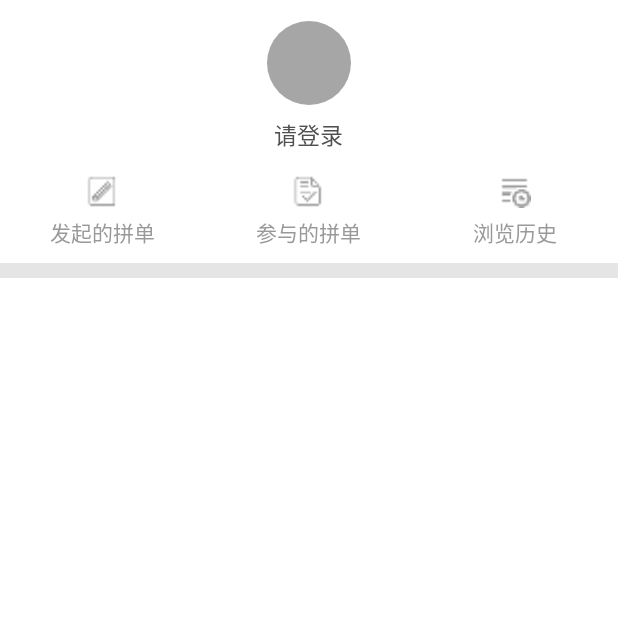
After one commit to yangyouqian/HaiTaoShopping, an Android app: the fragment PersonalFragment shown on its own in the app's theme, on a phone screen of 412 x 824 dp, the top half of it. The commit adds this screen. Run offline under Robolectric (Android 15) with nearby library versions, the light colour scheme and no system bars.

Commit message:
添加fragment

```diff
--- a/app/src/main/java/com/bishe/yhviews/haitaoshopping/home/HomeFragment.java
+++ b/app/src/main/java/com/bishe/yhviews/haitaoshopping/home/HomeFragment.java
@@ -14,9 +14,6 @@ import android.widget.TextView;
 import com.bishe.yhviews.haitaoshopping.R;
 import com.bishe.yhviews.haitaoshopping.component.banner.BannerView;
 import com.bumptech.glide.Glide;
-import com.bumptech.glide.load.resource.drawable.GlideDrawable;
-import com.bumptech.glide.request.animation.GlideAnimation;
-import com.bumptech.glide.request.target.SimpleTarget;
 
 import java.util.ArrayList;
 
--- /dev/null
+++ b/app/src/main/java/com/bishe/yhviews/haitaoshopping/personal/PersonalFragment.java
@@ -0,0 +1,50 @@
+package com.bishe.yhviews.haitaoshopping.personal;
+
+import android.os.Bundle;
+import android.support.annotation.NonNull;
+import android.support.annotation.Nullable;
+import android.support.v4.app.Fragment;
+import android.view.LayoutInflater;
+import android.view.View;
+import android.view.ViewGroup;
+import android.widget.ImageView;
+import android.widget.RelativeLayout;
+import android.widget.TextView;
+
+import com.bishe.yhviews.haitaoshopping.R;
+
+/**
+ * Created by yhviews on 2019/3/1.
+ */
+
+public class PersonalFragment extends Fragment implements View.OnClickListener {
+
+    private RelativeLayout rlUserInfo;
+    private ImageView ivUserAvatar;
+    private TextView tvUserName;
+    private TextView tvExitLogin;
+
+    @Nullable
+    @Override
+    public View onCreateView(@NonNull LayoutInflater inflater, @Nullable ViewGroup container, @Nullable Bundle savedInstanceState) {
+        View view = inflater.inflate(R.layout.fragment_personal, container, false);
+        rlUserInfo = view.findViewById(R.id.rl_user_info);
+        ivUserAvatar = view.findViewById(R.id.iv_user_avatar);
+        tvUserName = view.findViewById(R.id.tv_user_name);
+        tvExitLogin = view.findViewById(R.id.tv_exit_login);
+
+        rlUserInfo.setOnClickListener(this);
+        tvExitLogin.setOnClickListener(this);
+        return view;
+    }
+
+    @Override
+    public void onClick(View view) {
+        int id = view.getId();
+        if (id == R.id.rl_user_info) {
+
+        } else if (id == R.id.tv_exit_login) {
+
+        }
+    }
+}
--- a/app/src/main/res/layout/activity_main.xml
+++ b/app/src/main/res/layout/activity_main.xml
@@ -16,6 +16,7 @@
         android:layout_alignParentBottom="true"
         app:tabRippleColor="@android:color/transparent"
         app:tabIndicatorHeight="0dp"
+        app:tabSelectedTextColor="@color/tab_text_normal"
         app:tabBackground="@android:color/transparent"
         app:tabMode="fixed"/>
 
--- a/app/src/main/res/layout/fragment_home.xml
+++ b/app/src/main/res/layout/fragment_home.xml
@@ -27,4 +27,9 @@
         android:layout_width="match_parent"
         android:layout_height="150dp" />
 
+    <ListView
+        android:id="@+id/list_view"
+        android:layout_width="match_parent"
+        android:layout_height="wrap_content" />
+
 </LinearLayout>
--- /dev/null
+++ b/app/src/main/res/layout/fragment_message.xml
@@ -0,0 +1,6 @@
+<?xml version="1.0" encoding="utf-8"?>
+<android.support.constraint.ConstraintLayout
+    xmlns:android="http://schemas.android.com/apk/res/android" android:layout_width="match_parent"
+    android:layout_height="match_parent">
+
+</android.support.constraint.ConstraintLayout>
--- /dev/null
+++ b/app/src/main/res/layout/fragment_personal.xml
@@ -0,0 +1,111 @@
+<?xml version="1.0" encoding="utf-8"?>
+<LinearLayout
+    xmlns:android="http://schemas.android.com/apk/res/android" android:layout_width="match_parent"
+    android:layout_height="match_parent"
+    android:orientation="vertical"
+    android:background="@color/white">
+
+    <RelativeLayout
+        android:id="@+id/rl_user_info"
+        android:layout_width="match_parent"
+        android:layout_height="wrap_content"
+        android:layout_marginTop="14dp">
+
+        <ImageView
+            android:id="@+id/iv_user_avatar"
+            android:layout_width="56dp"
+            android:layout_height="56dp"
+            android:layout_centerHorizontal="true"
+            android:background="@drawable/home_add_btn_bg"/>
+
+        <TextView
+            android:id="@+id/tv_exit_login"
+            android:layout_width="wrap_content"
+            android:layout_height="wrap_content"
+            android:layout_marginRight="14dp"
+            android:layout_alignParentRight="true"
+            android:textSize="14sp"
+            android:visibility="gone"
+            android:text="@string/exit_login"
+            android:textColor="@color/text_normal"/>
+
+        <TextView
+            android:id="@+id/tv_user_name"
+            android:layout_width="wrap_content"
+            android:layout_height="wrap_content"
+            android:layout_below="@id/iv_user_avatar"
+            android:layout_marginTop="8dp"
+            android:textSize="15sp"
+            android:textColor="@color/text_normal"
+            android:gravity="center"
+            android:layout_centerHorizontal="true"
+            android:text="@string/please_login"/>
+    </RelativeLayout>
+
+    <LinearLayout
+        android:layout_width="match_parent"
+        android:layout_height="wrap_content"
+        android:layout_marginTop="15dp"
+        android:orientation="horizontal">
+        <LinearLayout
+            android:layout_width="0dp"
+            android:layout_height="wrap_content"
+            android:layout_weight="1"
+            android:gravity="center"
+            android:orientation="vertical">
+            <ImageView
+                android:layout_width="22dp"
+                android:layout_height="22dp"
+                android:layout_marginBottom="5dp"
+                android:background="@mipmap/icon_my_create_shop"/>
+            <TextView
+                android:layout_width="wrap_content"
+                android:layout_height="wrap_content"
+                android:textColor="#999999"
+                android:textSize="14dp"
+                android:text="发起的拼单"/>
+        </LinearLayout>
+        <LinearLayout
+            android:layout_width="0dp"
+            android:layout_height="wrap_content"
+            android:layout_weight="1"
+            android:gravity="center"
+            android:orientation="vertical">
+            <ImageView
+                android:layout_width="22dp"
+                android:layout_height="22dp"
+                android:layout_marginBottom="5dp"
+                android:background="@mipmap/icon_my_join_shop"/>
+            <TextView
+                android:layout_width="wrap_content"
+                android:layout_height="wrap_content"
+                android:textColor="#999999"
+                android:textSize="14sp"
+                android:text="参与的拼单"/>
+        </LinearLayout>
+        <LinearLayout
+            android:layout_width="0dp"
+            android:layout_height="wrap_content"
+            android:layout_weight="1"
+            android:gravity="center"
+            android:orientation="vertical">
+            <ImageView
+                android:layout_width="22dp"
+                android:layout_height="22dp"
+                android:layout_marginBottom="5dp"
+                android:background="@mipmap/icon_history_data"/>
+            <TextView
+                android:layout_width="wrap_content"
+                android:layout_height="wrap_content"
+                android:textColor="#999999"
+                android:textSize="14dp"
+                android:text="浏览历史"/>
+        </LinearLayout>
+    </LinearLayout>
+
+    <View
+        android:layout_width="match_parent"
+        android:layout_height="10dp"
+        android:layout_marginTop="10dp"
+        android:background="#e5e5e5"/>
+</LinearLayout>
--- /dev/null
+++ b/app/src/main/res/layout/fragment_promotion.xml
@@ -0,0 +1,6 @@
+<?xml version="1.0" encoding="utf-8"?>
+<android.support.constraint.ConstraintLayout
+    xmlns:android="http://schemas.android.com/apk/res/android" android:layout_width="match_parent"
+    android:layout_height="match_parent">
+
+</android.support.constraint.ConstraintLayout>
--- a/app/src/main/res/layout/tab_bottom_item_view.xml
+++ b/app/src/main/res/layout/tab_bottom_item_view.xml
@@ -8,6 +8,7 @@
         android:layout_width="wrap_content"
         android:layout_height="wrap_content"
         android:layout_centerInParent="true"
+        android:textColor="@color/tab_text_normal"
         android:textSize="15sp"
         android:gravity="center"/>
 
--- a/app/src/main/res/values/colors.xml
+++ b/app/src/main/res/values/colors.xml
@@ -10,6 +10,7 @@
     <color name="black">#000</color>
     <color name="white">#ffffff</color>
     <color name="transport">#00ffffff</color>
+    <color name="text_normal">#505050</color>
 
     <!--使用在哪里+形态-->
     <color name="tab_text_normal">#505050</color>
--- a/app/src/main/res/values/strings.xml
+++ b/app/src/main/res/values/strings.xml
@@ -6,8 +6,8 @@
     <string name="tab_message">消息</string>
     <string name="tab_personal">个人</string>
 
-    <!-- TODO: Remove or change this placeholder text -->
-    <string name="hello_blank_fragment">Hello blank fragment</string>
     <string name="home_fragment_want_buy">想买些啥呢~</string>
+    <string name="exit_login">退出登录</string>
+    <string name="please_login">请登录</string>
 
 </resources>
```
Also changed, not shown: app/build.gradle (+10 -0 lines), app/src/main/AndroidManifest.xml (+25 -1 lines), app/src/main/java/com/bishe/yhviews/haitaoshopping/MainActivity.java (+43 -32 lines), app/src/main/java/com/bishe/yhviews/haitaoshopping/MyLeanCloudApp.java (added, +21 -0 lines), app/src/main/java/com/bishe/yhviews/haitaoshopping/message/MessageFragment.java (added, +25 -0 lines), app/src/main/java/com/bishe/yhviews/haitaoshopping/promotion/PromotionFragment.java (added, +25 -0 lines), build.gradle (+7 -0 lines), app/src/main/res/mipmap-xxhdpi/icon_history_data.png (added), app/src/main/res/mipmap-xxhdpi/icon_my_create_shop.png (added), app/src/main/res/mipmap-xxhdpi/icon_my_join_shop.png (added).
